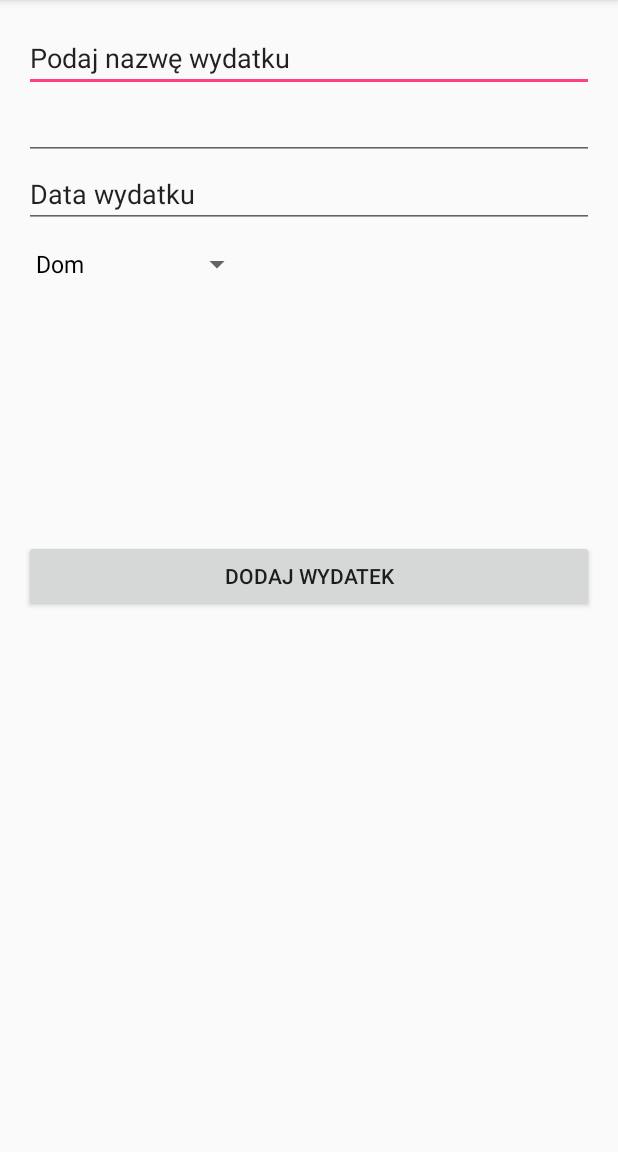
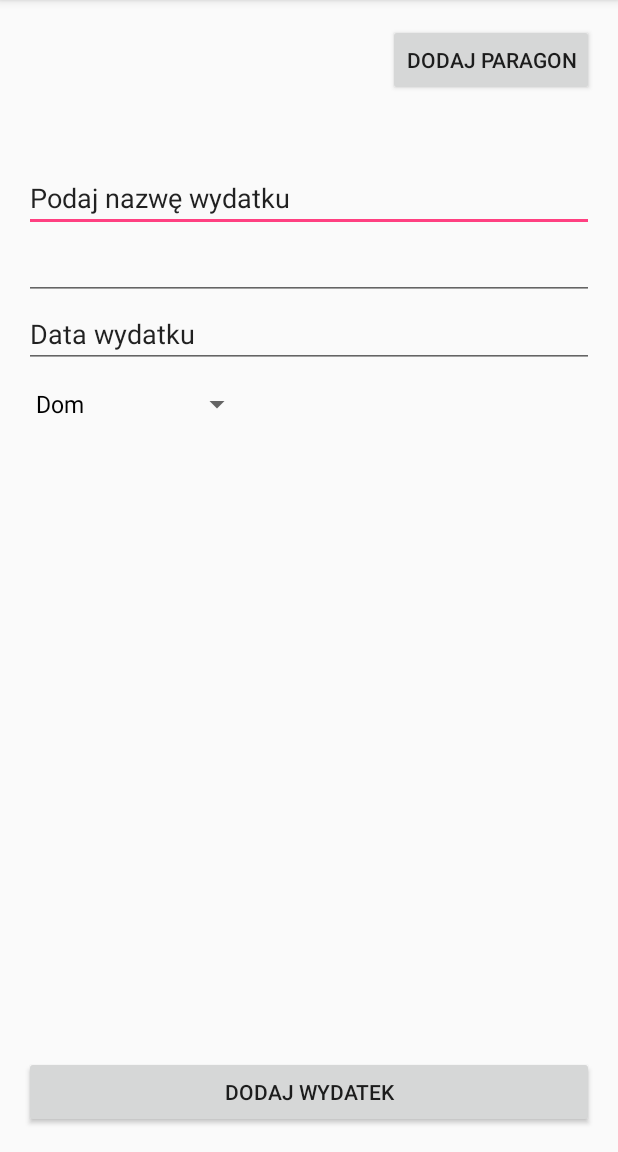
Before and after one commit to MMOZIERO/DomowyBudzet, an Android app: the screen it shows after launch (Add), after a tap on "Dodaj", on a phone screen of 412 x 824 dp, the part 84-1236 px from its top. Run offline under Robolectric (Android 15) with nearby library versions, the phone set to English and light mode, and no system bars.

Commit message:
Zdjecia paragonu i zapis jego w bazie razem z wydatkiem. Zdjecie mozna tez aktualizowac.

```diff
--- a/app/src/main/java/dziennik/domowybudzet/MySQLite.java
+++ b/app/src/main/java/dziennik/domowybudzet/MySQLite.java
@@ -6,6 +6,8 @@ import android.content.Context;
 import android.database.Cursor;
 import android.database.sqlite.SQLiteDatabase;
 import android.database.sqlite.SQLiteOpenHelper;
+import android.graphics.Bitmap;
+import android.graphics.BitmapFactory;
 import android.os.Build;
 
 
@@ -25,7 +27,8 @@ public class MySQLite extends SQLiteOpenHelper {
                         "nazwa text not null," +
                         "kwota real not null," +
                         "data text not null," +
-                        "kategoria text not null);";
+                        "kategoria text not null," +
+                        "bm blob not null);";
         database.execSQL(DATABASE_CREATE);
     }
 
@@ -42,6 +45,7 @@ public class MySQLite extends SQLiteOpenHelper {
         values.put("kategoria", element.getKategoria());
         values.put("nazwa", element.getNazwa());
         values.put("data", element.getData());
+        values.put("bm", element.getBm());
         db.insert("wydatki", null, values);
         db.close();
     }
@@ -59,6 +63,7 @@ public class MySQLite extends SQLiteOpenHelper {
         values.put("kwota", element.getKwota());
         values.put("data", element.getData());
         values.put("kategoria", element.getKategoria());
+        values.put("bm", element.getBm());
         int i = db.update("wydatki", values, "_id =?", new String[]{String.valueOf(element.getId())});
         db.close();
         return i;
@@ -66,10 +71,10 @@ public class MySQLite extends SQLiteOpenHelper {
 
     public Wydatek pobierz(int id) {
         SQLiteDatabase db = this.getReadableDatabase();
-        Cursor cursor = db.query("wydatki", new String[]{"_id", "nazwa", "kwota", "data", "kategoria"}, " _id = ?", new String[]{String.valueOf(id)},  null, null, null, null);
+        Cursor cursor = db.query("wydatki", new String[]{"_id", "nazwa", "kwota", "data", "kategoria", "bm"}, " _id = ?", new String[]{String.valueOf(id)},  null, null, null, null);
         if (cursor != null)
             cursor.moveToFirst();
-        Wydatek element = new Wydatek(cursor.getString(1), cursor.getFloat(2), cursor.getString(3), cursor.getString(4));
+        Wydatek element = new Wydatek(cursor.getString(1), cursor.getFloat(2), cursor.getString(3), cursor.getString(4),cursor.getBlob(5));
         element.setId(Integer.parseInt(cursor.getString(0)));
         return element;
     }
--- a/app/src/main/res/layout/activity_add.xml
+++ b/app/src/main/res/layout/activity_add.xml
@@ -15,9 +15,10 @@
         android:layout_height="wrap_content"
         android:id="@+id/editText1"
         android:text="Podaj nazwę wydatku"
-        android:layout_alignParentTop="true"
+        android:layout_below="@+id/button2"
         android:layout_alignParentLeft="true"
         android:layout_alignParentStart="true"
+        android:layout_marginTop="45dp"
         android:layout_alignParentRight="true"
         android:layout_alignParentEnd="true" />
 
@@ -45,7 +46,7 @@
         android:text="Dodaj wydatek"
         android:id="@+id/button"
         android:onClick="wyslij"
-        android:layout_centerVertical="true"
+        android:layout_alignParentBottom="true"
         android:layout_alignParentLeft="true"
         android:layout_alignParentStart="true"
         android:layout_alignParentRight="true"
@@ -55,11 +56,30 @@
         android:layout_width="wrap_content"
         android:layout_height="wrap_content"
         android:id="@+id/editText3"
+        android:text="Data wydatku"
         android:layout_below="@+id/editText2"
         android:layout_alignParentLeft="true"
         android:layout_alignParentStart="true"
         android:layout_alignParentRight="true"
-        android:layout_alignParentEnd="true"
-        android:text="Data wydatku" />
+        android:layout_alignParentEnd="true" />
+
+    <Button
+        android:layout_width="wrap_content"
+        android:layout_height="wrap_content"
+        android:text="dodaj paragon"
+        android:id="@+id/button2"
+        android:layout_alignParentTop="true"
+        android:layout_alignParentRight="true"
+        android:layout_alignParentEnd="true" />
+
+    <ImageView
+        android:layout_width="fill_parent"
+        android:layout_height="fill_parent"
+        android:id="@+id/imageView2"
+        android:adjustViewBounds="false"
+        android:layout_below="@+id/spinner"
+        android:layout_alignParentLeft="true"
+        android:layout_alignParentStart="true"
+        android:layout_above="@+id/button" />
 
 </RelativeLayout>
```
Also changed, not shown: app/src/main/java/dziennik/domowybudzet/Add.java (+31 -5 lines), app/src/main/java/dziennik/domowybudzet/Wydatek.java (+8 -2 lines).
